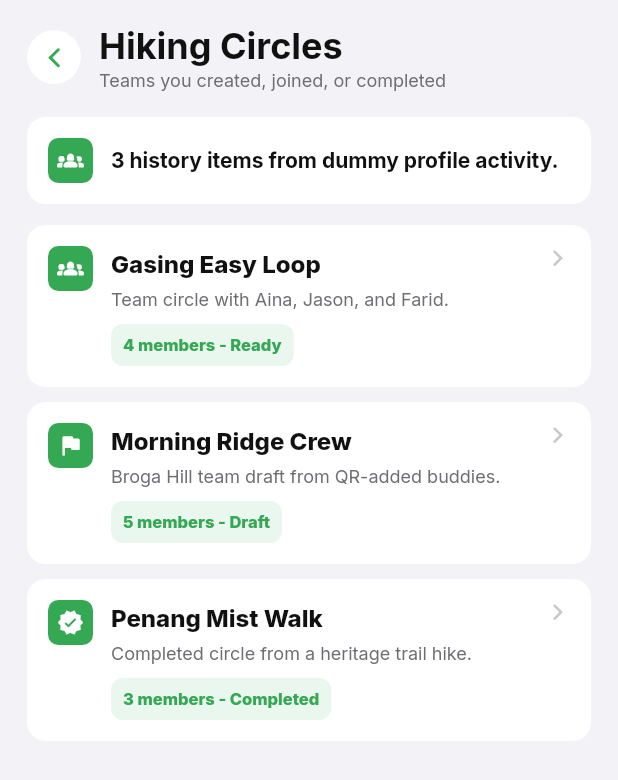
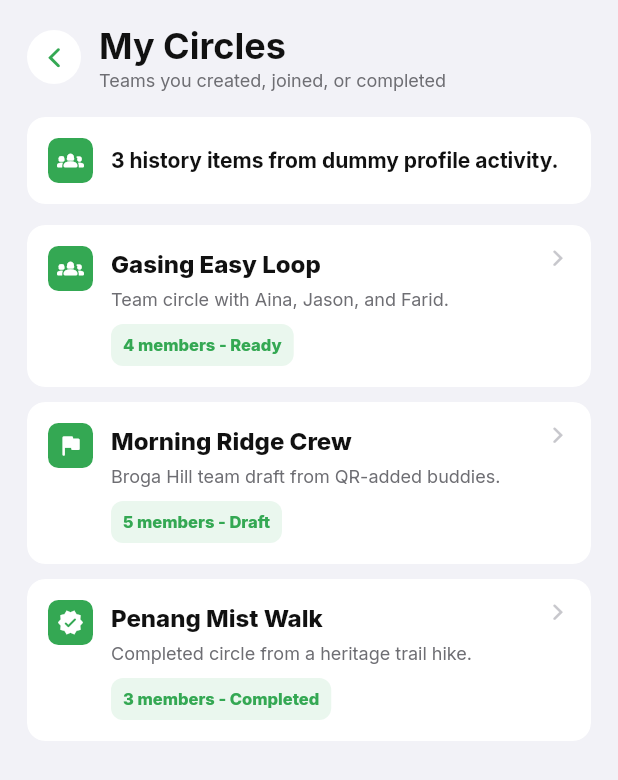
Before and after one commit to leong308/hiker_circle, a Flutter app: the MePage widget shown alone on an empty page, opened directly with empty values, after a tap on an icon or button, on a phone screen of 412 x 824 dp. Shown: the top 780 px of the screen. Run offline on Flutter 3.47's test engine with Material 3 defaults, Android fonts, the phone set to English and light mode, and no system bars; our stand-ins replace animated_toggle_switch, cloud_firestore, cloud_functions, connectivity_plus, firebase_core, fl_chart and 4 more; missing offline and left inert: liquid_glass_bar, mapbox_maps_flutter; accounts and stored records are empty.

Commit message:
Key Updates: - Minor updates on UI

```diff
--- a/lib/me/Data/me_repository.dart
+++ b/lib/me/Data/me_repository.dart
@@ -37,12 +37,12 @@ class MeRepository {
           ),
           MeActionItem(
             icon: Icons.groups_2_rounded,
-            title: 'Hiking circles',
+            title: 'My circles',
             subtitle: 'Groups and people you hike with',
           ),
           MeActionItem(
             icon: Icons.person_add_alt_1_rounded,
-            title: 'Trail buddies',
+            title: 'My buddies',
             subtitle: 'Friends, invites, and requests',
           ),
         ],
--- a/lib/me/View/me_page.dart
+++ b/lib/me/View/me_page.dart
@@ -144,16 +144,16 @@ class _MePageState extends State<MePage> {
           icon: Icons.forum_rounded,
           items: _postHistoryItems,
         );
-      case 'Hiking circles':
+      case 'My circles':
         _openHistoryPage(
-          title: 'Hiking Circles',
+          title: 'My Circles',
           subtitle: 'Each circle represents a hiking team',
           icon: Icons.groups_2_rounded,
           items: _circleHistoryItems,
         );
-      case 'Trail buddies':
+      case 'My buddies':
         _openHistoryPage(
-          title: 'Trail Buddies',
+          title: 'My Buddies',
           subtitle: 'People from past hikes and QR adds',
           icon: Icons.person_add_alt_1_rounded,
           items: _buddyHistoryItems,
@@ -251,14 +251,14 @@ class _MePageState extends State<MePage> {
     switch (stat.label) {
       case 'Circles':
         _openHistoryPage(
-          title: 'Hiking Circles',
+          title: 'My Circles',
           subtitle: 'Teams you created, joined, or completed',
           icon: Icons.groups_2_rounded,
           items: _circleHistoryItems,
         );
       case 'Buddies':
         _openHistoryPage(
-          title: 'Trail Buddies',
+          title: 'My Buddies',
           subtitle: 'Friends from hikes, community, and QR scans',
           icon: Icons.person_add_alt_1_rounded,
           items: _buddyHistoryItems,
@@ -1231,8 +1231,8 @@ List<MeStat> get _linkedProfileStats {
 String? _countLabelForAction(String title) {
   return switch (title) {
     'My posts' => '${_postHistoryItems.length}',
-    'Hiking circles' => '${_circleHistoryItems.length}',
-    'Trail buddies' => '${_buddyHistoryItems.length}',
+    'My circles' => '${_circleHistoryItems.length}',
+    'My buddies' => '${_buddyHistoryItems.length}',
     'Export history' =>
       '${_postHistoryItems.length + _circleHistoryItems.length + _buddyHistoryItems.length + _trailHistoryItems.length}',
     _ => null,
```
